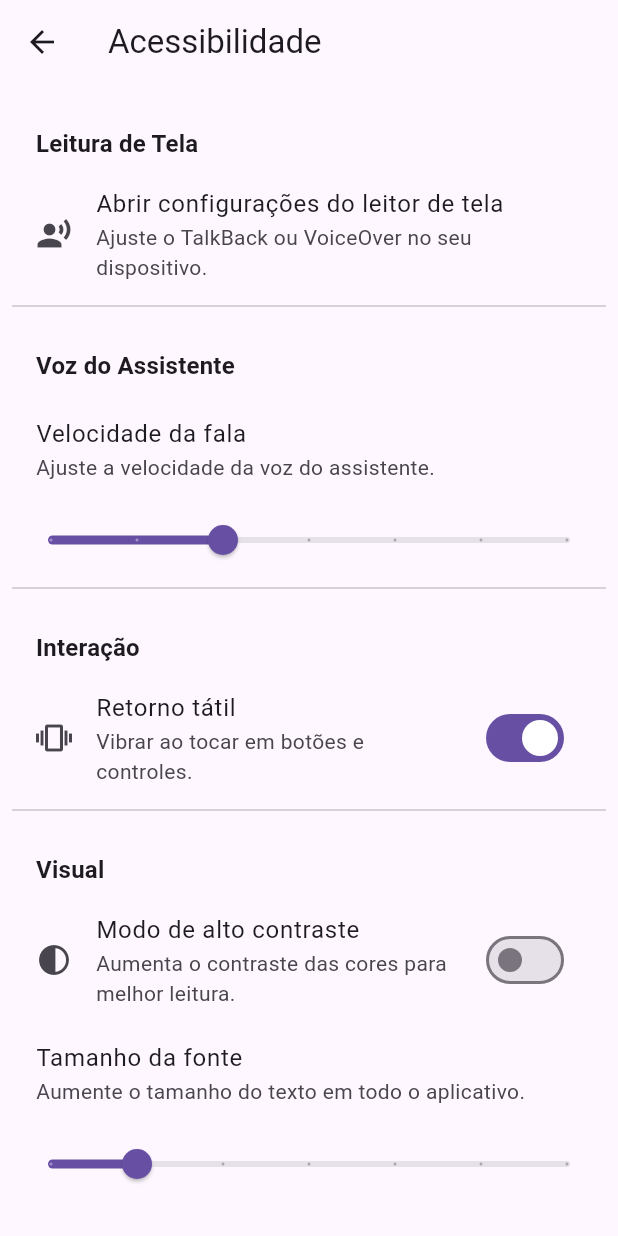
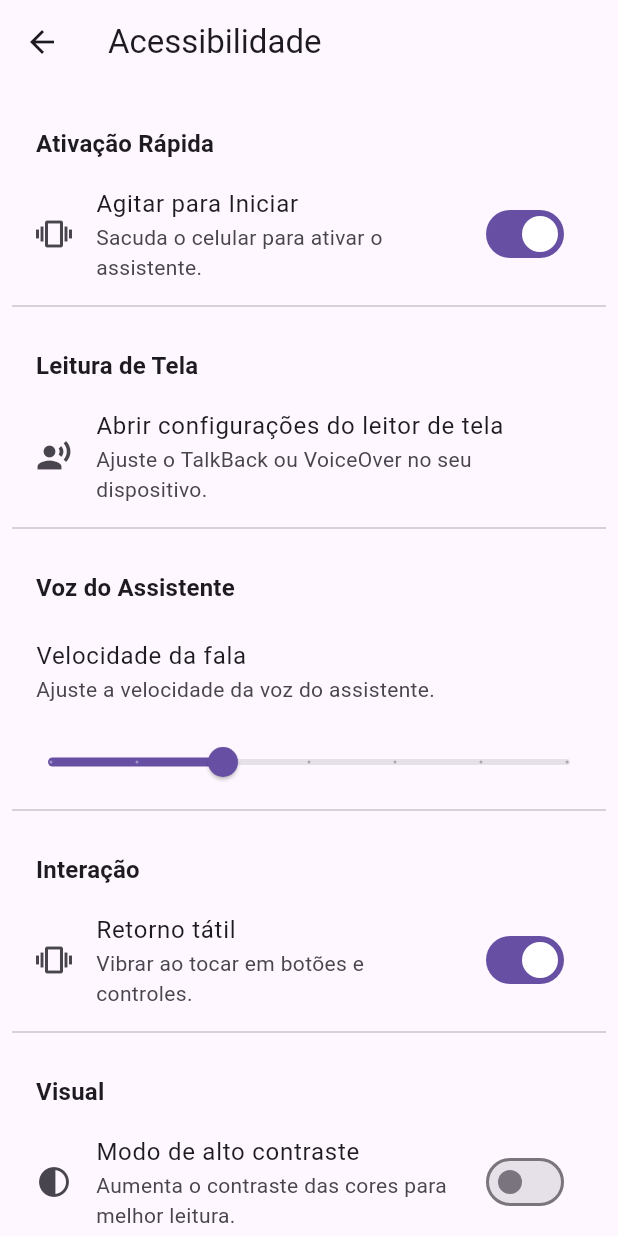
Before and after one commit to TrackieWay-OSS/TrackieWay-APP, a Flutter app: the screen it shows after launch, item 3 of the bottom bar chosen, after a tap on "Acessibilidade", on a phone screen of 412 x 824 dp. Run offline on Flutter 3.47's test engine with Material 3 defaults, Android fonts, the phone set to English and light mode, and no system bars; our stand-ins replace equatable, flutter_bloc; missing offline and left inert: app_settings, shake.

Commit message:
feat: add shake-to-start feature and update permissions for audio and internet access

```diff
--- a/lib/app/view/app.dart
+++ b/lib/app/view/app.dart
@@ -2,7 +2,6 @@ import 'package:flutter/material.dart';
 import 'package:flutter_bloc/flutter_bloc.dart';
 import 'package:trackie_app/app/view/nav_page.dart';
 import 'package:trackie_app/core/theme/app_theme.dart';
-import 'package:trackie_app/features/settings/domain/entities/app_settings.dart';
 import 'package:trackie_app/features/settings/presentation/bloc/settings_cubit.dart';
 
 class App extends StatelessWidget {
@@ -10,43 +9,33 @@ class App extends StatelessWidget {
 
   @override
   Widget build(BuildContext context) {
-    // É importante ter o BlocProvider envolvendo o MaterialApp
-    // para que o estado esteja disponível em todo o app.
     return BlocProvider(
       create: (_) => SettingsCubit(),
-      child: BlocBuilder<SettingsCubit, AppSettings>(
-        builder: (context, settings) {
+      child: BlocBuilder<SettingsCubit, dynamic>(
+        builder: (context, state) {
+          // Determina qual tema usar com base no estado
+          final bool useHighContrast = state.isHighContrastMode;
+          final bool isDarkMode = state.isDarkMode;
 
-          // Lógica de seleção de tema corrigida
-          ThemeData lightTheme;
-          ThemeData darkTheme;
-
-          if (settings.isHighContrastMode) {
-            lightTheme = AppTheme.highContrastLightTheme;
-            darkTheme = AppTheme.highContrastDarkTheme;
+          ThemeData theme;
+          if (useHighContrast) {
+            theme = isDarkMode
+                ? AppTheme.highContrastDarkTheme
+                : AppTheme.highContrastLightTheme;
           } else {
-            lightTheme = AppTheme.lightTheme;
-            darkTheme = AppTheme.darkTheme;
+            theme = isDarkMode
+                ? AppTheme.darkTheme
+                : AppTheme.lightTheme;
           }
 
           return MaterialApp(
-            title: 'Trackie',
-            debugShowCheckedModeBanner: false,
-
-            // Temas são aplicados aqui
-            theme: lightTheme,
-            darkTheme: darkTheme,
-
-            // A configuração de modo escuro do usuário é usada para determinar o tema
-            themeMode: settings.isDarkMode ? ThemeMode.dark : ThemeMode.light,
-
+            theme: theme,
             home: const NavPage(),
-
-            // Aplica o fator de escala de texto dinamicamente
+            // Aplica o fator de escala de texto
             builder: (context, child) {
               return MediaQuery(
                 data: MediaQuery.of(context).copyWith(
-                  textScaler: TextScaler.linear(settings.textScaleFactor),
+                  textScaler: TextScaler.linear(state.textScaleFactor),
                 ),
                 child: child!,
               );
--- a/lib/app/view/nav_page.dart
+++ b/lib/app/view/nav_page.dart
@@ -1,8 +1,10 @@
 import 'package:flutter/material.dart';
+import 'package:trackie_app/core/services/activation_service.dart';
 import 'package:trackie_app/features/assistance/presentation/pages/assistance_page.dart';
 import 'package:trackie_app/features/devices/presentation/pages/devices_page.dart';
 import 'package:trackie_app/features/settings/presentation/pages/settings_page.dart';
 
+// 1. Transforme em StatefulWidget
 class NavPage extends StatefulWidget {
   const NavPage({super.key});
 
@@ -11,35 +13,54 @@ class NavPage extends StatefulWidget {
 }
 
 class _NavPageState extends State<NavPage> {
-  int _selectedIndex = 0;
+  int _currentIndex = 0;
+  // 2. Crie uma instância do serviço
+  ActivationService? _activationService;
 
-  static const List<Widget> _pages = <Widget>[
-    AssistancePage(),
-    DevicesPage(),
-    SettingsPage(),
+  final List<Widget> _pages = [
+    const AssistancePage(),
+    const DevicesPage(),
+    const SettingsPage(),
   ];
 
-  void _onItemTapped(int index) {
-    setState(() {
-      _selectedIndex = index;
+  // 3. Inicialize o serviço no initState
+  @override
+  void initState() {
+    super.initState();
+    // O serviço precisa do BuildContext, então inicializamos após o primeiro frame
+    WidgetsBinding.instance.addPostFrameCallback((_) {
+      _activationService = ActivationService(context);
     });
+  }
+
+  // 4. Finalize o serviço no dispose
+  @override
+  void dispose() {
+    _activationService?.dispose();
+    super.dispose();
   }
 
   @override
   Widget build(BuildContext context) {
     return Scaffold(
       body: IndexedStack(
-        index: _selectedIndex,
+        index: _currentIndex,
         children: _pages,
       ),
       bottomNavigationBar: BottomNavigationBar(
-        items: const <BottomNavigationBarItem>[
+        currentIndex: _currentIndex,
+        onTap: (index) {
+          setState(() {
+            _currentIndex = index;
+          });
+        },
+        items: const [
           BottomNavigationBarItem(
-            icon: Icon(Icons.visibility),
-            label: 'Assistente',
+            icon: Icon(Icons.assistant),
+            label: 'Assistência',
           ),
           BottomNavigationBarItem(
-            icon: Icon(Icons.devices_other),
+            icon: Icon(Icons.devices),
             label: 'Dispositivos',
           ),
           BottomNavigationBarItem(
@@ -47,8 +68,6 @@ class _NavPageState extends State<NavPage> {
             label: 'Configurações',
           ),
         ],
-        currentIndex: _selectedIndex,
-        onTap: _onItemTapped,
       ),
     );
   }
--- /dev/null
+++ b/lib/core/services/activation_service.dart
@@ -0,0 +1,54 @@
+import 'package:flutter/material.dart';
+import 'package:flutter_bloc/flutter_bloc.dart';
+import 'package:shake/shake.dart';
+import 'package:trackie_app/features/settings/domain/entities/app_settings.dart';
+import 'package:trackie_app/features/settings/presentation/bloc/settings_cubit.dart';
+
+class ActivationService {
+  final BuildContext _context;
+  ShakeDetector? _shakeDetector;
+
+  ActivationService(this._context) {
+    _initialize();
+  }
+
+  void _initialize() {
+    _context.read<SettingsCubit>().stream.listen(_handleSettingsChange);
+    _handleSettingsChange(_context.read<SettingsCubit>().state);
+  }
+
+  void _handleSettingsChange(AppSettings settings) {
+    if (settings.isShakeToStartEnabled && _shakeDetector == null) {
+      _shakeDetector = ShakeDetector.autoStart(
+        onPhoneShake: () {
+          if (_context.read<SettingsCubit>().state.isShakeToStartEnabled) {
+            debugPrint("Shake detectado! Ativando o assistente...");
+            _triggerAssistant();
+          }
+        },
+        shakeThresholdGravity: 1.7,
+      );
+      debugPrint("Serviço de Shake INICIADO.");
+    } else if (!settings.isShakeToStartEnabled && _shakeDetector != null) {
+      _shakeDetector?.stopListening();
+      _shakeDetector = null;
+      debugPrint("Serviço de Shake PARADO.");
+    }
+  }
+
+  void _triggerAssistant() {
+    if (_context.mounted) {
+      ScaffoldMessenger.of(_context).showSnackBar(
+        const SnackBar(
+          content: Text('Assistente Trackie Ativado!'),
+          backgroundColor: Colors.green,
+        ),
+      );
+    }
+  }
+
+  void dispose() {
+    _shakeDetector?.stopListening();
+    debugPrint("Serviço de ativação de Shake finalizado.");
+  }
+}
--- a/lib/features/settings/domain/entities/app_settings.dart
+++ b/lib/features/settings/domain/entities/app_settings.dart
@@ -1,6 +1,5 @@
 import 'package:equatable/equatable.dart';
 
-/// Representa as configurações do aplicativo que podem ser ajustadas pelo usuário.
 class AppSettings extends Equatable {
   const AppSettings({
     this.isDarkMode = false,
@@ -8,13 +7,15 @@ class AppSettings extends Equatable {
     this.isHapticFeedbackEnabled = true,
     this.isHighContrastMode = false,
     this.textScaleFactor = 1.0,
+    this.isShakeToStartEnabled = true,
   });
 
   final bool isDarkMode;
-  final double speechRate; // Velocidade da fala (0.5 = devagar, 1.0 = normal, 2.0 = rápido)
-  final bool isHapticFeedbackEnabled; // Ativa/desativa a vibração
-  final bool isHighContrastMode; // Ativa/desativa o modo de alto contraste
-  final double textScaleFactor; // Fator de escala da fonte (1.0 = normal)
+  final double speechRate;
+  final bool isHapticFeedbackEnabled;
+  final bool isHighContrastMode;
+  final double textScaleFactor;
+  final bool isShakeToStartEnabled;
 
   AppSettings copyWith({
     bool? isDarkMode,
@@ -22,6 +23,7 @@ class AppSettings extends Equatable {
     bool? isHapticFeedbackEnabled,
     bool? isHighContrastMode,
     double? textScaleFactor,
+    bool? isShakeToStartEnabled,
   }) {
     return AppSettings(
       isDarkMode: isDarkMode ?? this.isDarkMode,
@@ -30,6 +32,8 @@ class AppSettings extends Equatable {
           isHapticFeedbackEnabled ?? this.isHapticFeedbackEnabled,
       isHighContrastMode: isHighContrastMode ?? this.isHighContrastMode,
       textScaleFactor: textScaleFactor ?? this.textScaleFactor,
+      isShakeToStartEnabled:
+          isShakeToStartEnabled ?? this.isShakeToStartEnabled,
     );
   }
 
@@ -40,5 +44,6 @@ class AppSettings extends Equatable {
         isHapticFeedbackEnabled,
         isHighContrastMode,
         textScaleFactor,
+        isShakeToStartEnabled,
       ];
 }
--- a/lib/features/settings/presentation/bloc/settings_cubit.dart
+++ b/lib/features/settings/presentation/bloc/settings_cubit.dart
@@ -1,7 +1,6 @@
 import 'package:flutter_bloc/flutter_bloc.dart';
 import 'package:trackie_app/features/settings/domain/entities/app_settings.dart';
 
-/// Gerencia o estado das configurações do aplicativo.
 class SettingsCubit extends Cubit<AppSettings> {
   SettingsCubit() : super(const AppSettings());
 
@@ -24,4 +23,8 @@ class SettingsCubit extends Cubit<AppSettings> {
   void updateTextScaleFactor(double factor) {
     emit(state.copyWith(textScaleFactor: factor));
   }
+
+  void toggleShakeToStart() {
+    emit(state.copyWith(isShakeToStartEnabled: !state.isShakeToStartEnabled));
+  }
 }
--- a/lib/features/settings/presentation/pages/accessibility_page.dart
+++ b/lib/features/settings/presentation/pages/accessibility_page.dart
@@ -1,8 +1,6 @@
 import 'package:flutter/material.dart';
 import 'package:flutter_bloc/flutter_bloc.dart';
 import 'package:trackie_app/features/settings/presentation/bloc/settings_cubit.dart';
-
-// Giving the package an alias to avoid the name conflict.
 import 'package:app_settings/app_settings.dart' as device_settings;
 import 'package:trackie_app/features/settings/domain/entities/app_settings.dart';
 
@@ -21,17 +19,20 @@ class AccessibilityPage extends StatelessWidget {
           return ListView(
             padding: const EdgeInsets.all(8),
             children: [
+              _buildSectionTitle(context, 'Ativação Rápida'),
+              _buildShakeToStartSwitch(context, state, settingsCubit),
+              const Divider(),
               _buildSectionTitle(context, 'Leitura de Tela'),
               Semantics(
                 button: true,
                 label: 'Abrir configurações do leitor de tela',
-                hint: 'Ajuste o TalkBack (Android) ou VoiceOver (iOS) no seu dispositivo.',
+                hint:
+                    'Ajuste o TalkBack (Android) ou VoiceOver (iOS) no seu dispositivo.',
                 child: ListTile(
                   title: const Text('Abrir configurações do leitor de tela'),
                   subtitle: const Text(
                       'Ajuste o TalkBack ou VoiceOver no seu dispositivo.'),
                   leading: const Icon(Icons.record_voice_over),
-                  // FINAL CORRECTION: Using the correct method openAppSettings with the accessibility type.
                   onTap: () => device_settings.AppSettings.openAppSettings(
                     type: device_settings.AppSettingsType.accessibility,
                   ),
@@ -64,6 +65,17 @@ class AccessibilityPage extends StatelessWidget {
             .titleMedium
             ?.copyWith(fontWeight: FontWeight.bold),
       ),
+    );
+  }
+
+  Widget _buildShakeToStartSwitch(
+      BuildContext context, AppSettings state, SettingsCubit cubit) {
+    return SwitchListTile(
+      title: const Text('Agitar para Iniciar'),
+      subtitle: const Text('Sacuda o celular para ativar o assistente.'),
+      value: state.isShakeToStartEnabled,
+      onChanged: (_) => cubit.toggleShakeToStart(),
+      secondary: const Icon(Icons.vibration),
     );
   }
 
```
Also changed, not shown: pubspec.yaml (+6 -2 lines), lib/core/theme/app_theme.dart (line endings or trailing spaces), lib/features/settings/presentation/pages/settings_page.dart (line endings or trailing spaces), pubspec.lock, 4 other files.
